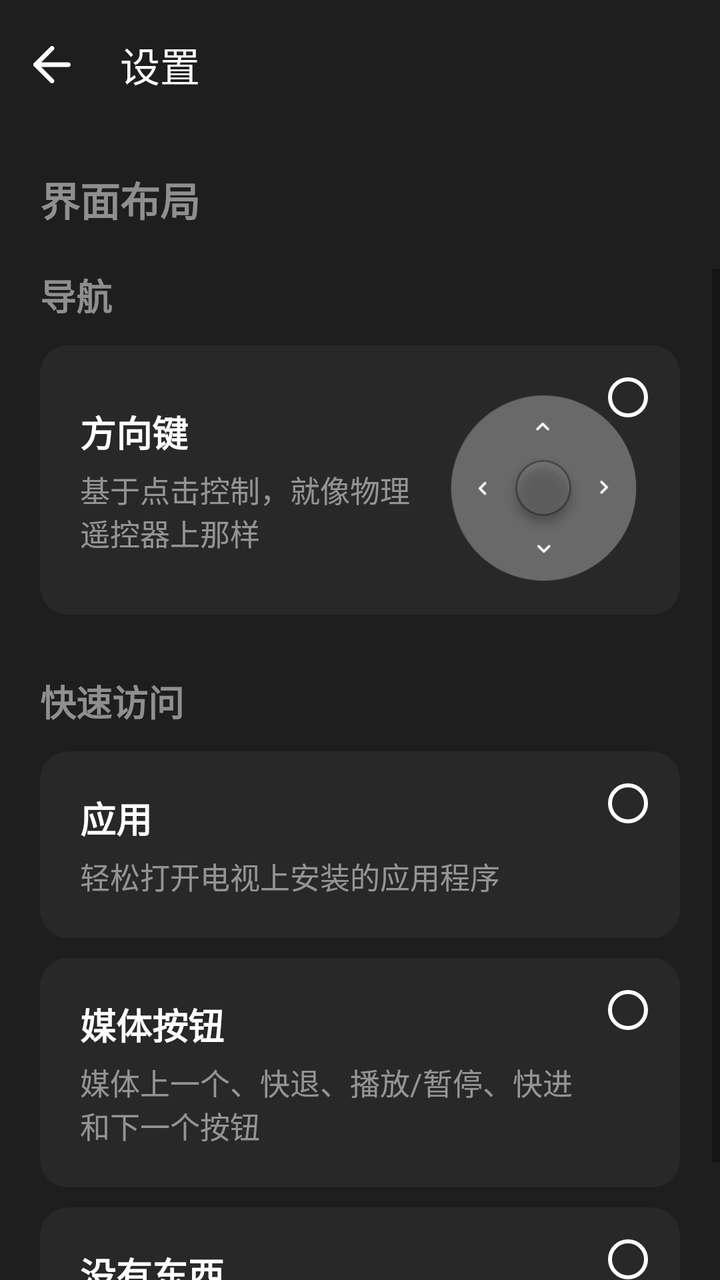
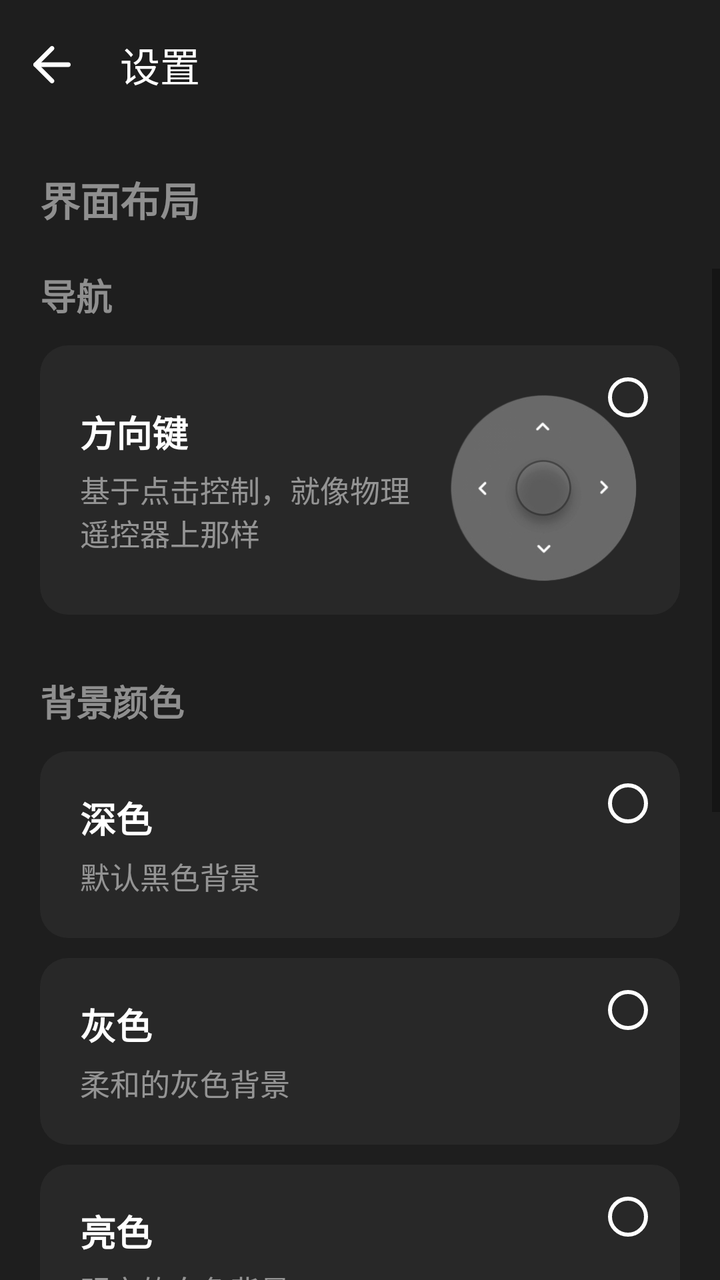

Two renders of the same Android screen: before a commit and after it. Below are the layout's source before the change and the commit's diff.
<!-- AndroidManifest.xml: application theme Theme.ADBTVRemoteControl -->
<!-- res/layout/activity_setting_layout.xml -->
<?xml version="1.0" encoding="utf-8"?>
<LinearLayout xmlns:android="http://schemas.android.com/apk/res/android"
    xmlns:app="http://schemas.android.com/apk/res-auto"
    xmlns:tools="http://schemas.android.com/tools"
    android:id="@+id/main"
    android:layout_width="match_parent"
    android:layout_height="match_parent"
    android:background="@color/main_bg_color"
    android:orientation="vertical"
    tools:context=".activity.settings.SettingLayoutActivity">

    <androidx.appcompat.widget.Toolbar
        android:layout_width="match_parent"

        android:layout_height="65dp"
        android:background="?attr/colorPrimary"
        android:minHeight="?attr/actionBarSize"
        android:theme="?attr/actionBarTheme"
        app:contentInsetStart="0dp">

        <ImageButton
            android:id="@+id/btn_setting_layout_back"
            android:layout_width="60dp"
            android:layout_height="60dp"
            android:background="@drawable/background_btn_back_arrow"
            android:contentDescription="@string/text_return"
            android:scaleType="fitCenter"
            app:srcCompat="@drawable/ic_arrow_left"
            app:tint="@color/text_color" />

        <TextView
            android:layout_width="wrap_content"
            android:layout_height="wrap_content"
            android:text="@string/text_setting"
            android:textColor="@color/text_color"
            android:textSize="20sp" />

    </androidx.appcompat.widget.Toolbar>

    <TextView
        android:layout_width="match_parent"
        android:layout_height="wrap_content"
        android:padding="20dp"
        android:text="@string/text_layout"
        android:textColor="@color/text_color_gray"
        android:textSize="20sp"
        android:textStyle="bold" />

    <ScrollView
        android:layout_width="match_parent"
        android:layout_height="match_parent">

        <LinearLayout
            android:layout_width="match_parent"
            android:layout_height="wrap_content"
            android:orientation="vertical">

            <LinearLayout
                android:layout_width="match_parent"
                android:layout_height="wrap_content"
                android:layout_marginBottom="20dp"
                android:orientation="vertical"
                android:paddingStart="20dp"
                android:paddingEnd="20dp">

                <TextView
                    android:layout_width="match_parent"
                    android:layout_height="wrap_content"
                    android:layout_marginBottom="12dp"
                    android:text="@string/text_navigation"
                    android:textColor="@color/text_color_gray"
                    android:textSize="18sp"
                    android:textStyle="bold" />

                <androidx.constraintlayout.widget.ConstraintLayout
                    android:id="@+id/layout_direction_key"
                    android:layout_width="match_parent"
                    android:layout_height="wrap_content"
                    android:layout_marginBottom="10dp"
                    android:background="@drawable/background_4border"
                    android:clickable="true"
                    android:focusable="true">

                    <TextView
                        android:id="@+id/direction_key"
                        android:layout_width="wrap_content"
                        android:layout_height="wrap_content"
                        android:layout_marginStart="10dp"
                        android:layout_marginTop="20dp"
                        android:text="@string/text_direction_key"
                        android:textColor="@color/text_color"
                        android:textSize="18sp"
                        android:textStyle="bold"
                        app:layout_constraintStart_toStartOf="parent"
                        app:layout_constraintTop_toTopOf="parent" />

                    <ImageView
                        android:id="@+id/iv_d_panel"
                        android:layout_width="100dp"
                        android:layout_height="100dp"
                        android:layout_marginStart="6dp"
                        android:layout_marginTop="10dp"
                        android:layout_marginEnd="10dp"
                        app:layout_constraintBottom_toBottomOf="parent"
                        app:layout_constraintEnd_toEndOf="parent"
                        app:layout_constraintTop_toTopOf="parent"
                        app:srcCompat="@drawable/ic_d_panel" />

                    <RadioButton
                        android:id="@+id/rb_direction_key"
                        android:layout_width="wrap_content"
                        android:layout_height="wrap_content"
                        android:theme="@style/MyRadioButton"
                        app:layout_constraintEnd_toEndOf="parent"
                        app:layout_constraintTop_toTopOf="parent" />

                    <TextView
                        android:layout_width="0dp"
                        android:layout_height="wrap_content"
                        android:layout_marginStart="10dp"
                        android:layout_marginBottom="20dp"
                        android:layout_marginTop="5dp"
                        android:layout_marginEnd="10dp"
                        android:text="@string/text_desc__direction_key"
                        android:textColor="@color/text_color_gray"
                        android:textSize="15sp"
                        app:layout_constraintBottom_toBottomOf="parent"
                        app:layout_constraintEnd_toStartOf="@+id/iv_d_panel"
                        app:layout_constraintStart_toStartOf="parent"
                        app:layout_constraintTop_toBottomOf="@+id/direction_key" />


                </androidx.constraintlayout.widget.ConstraintLayout>

            </LinearLayout>

            <LinearLayout
                android:layout_width="match_parent"
                android:layout_height="wrap_content"
                android:orientation="vertical"
                android:paddingStart="20dp"
                android:paddingEnd="20dp">

                <TextView
                    android:layout_width="match_parent"
                    android:layout_height="wrap_content"
                    android:layout_marginBottom="12dp"
                    android:text="@string/text_quick_access"
                    android:textColor="@color/text_color_gray"
                    android:textSize="18sp"
                    android:textStyle="bold" />

                <androidx.constraintlayout.widget.ConstraintLayout
                    android:id="@+id/layout_tv_app"
                    android:layout_width="match_parent"
                    android:layout_height="wrap_content"
                    android:layout_marginBottom="10dp"
                    android:background="@drawable/background_4border"
                    android:clickable="true"
                    android:focusable="true">

                    <TextView
                        android:id="@+id/tv_app"
                        android:layout_width="wrap_content"
                        android:layout_height="wrap_content"
                        android:layout_marginStart="10dp"
                        android:layout_marginTop="10dp"
                        android:text="@string/text_app"
                        android:textColor="@color/text_color"
                        android:textSize="18sp"
                        android:textStyle="bold"
                        app:layout_constraintStart_toStartOf="parent"
                        app:layout_constraintTop_toTopOf="parent" />

                    <RadioButton
                        android:id="@+id/rb_tv_app"
                        android:layout_width="wrap_content"
                        android:layout_height="wrap_content"
                        android:theme="@style/MyRadioButton"
                        app:layout_constraintEnd_toEndOf="parent"
                        app:layout_constraintTop_toTopOf="parent" />

                    <TextView
                        android:layout_width="0dp"
                        android:layout_height="wrap_content"
                        android:layout_marginStart="10dp"
                        android:layout_marginTop="5dp"
                        android:layout_marginBottom="10dp"
                        android:text="@string/text_desc_app"
                        android:textColor="@color/text_color_gray"
                        android:textSize="15sp"
                        app:layout_constraintBottom_toBottomOf="parent"
                        app:layout_constraintEnd_toEndOf="parent"
                        app:layout_constraintStart_toStartOf="parent"
                        app:layout_constraintTop_toBottomOf="@+id/tv_app" />


                </androidx.constraintlayout.widget.ConstraintLayout>

                <androidx.constraintlayout.widget.ConstraintLayout
                    android:id="@+id/layout_media_button"
                    android:layout_width="match_parent"
                    android:layout_height="wrap_content"
                    android:layout_marginBottom="10dp"
                    android:background="@drawable/background_4border"
                    android:clickable="true"
                    android:focusable="true">


                    <TextView
                        android:id="@+id/tv_media_button"
                        android:layout_width="wrap_content"
                        android:layout_height="wrap_content"
                        android:text="@string/text_media_button"
                        android:layout_marginStart="10dp"
                        android:layout_marginTop="10dp"
                        android:textColor="@color/text_color"
                        android:textSize="18sp"
                        android:textStyle="bold"
                        app:layout_constraintStart_toStartOf="parent"
                        app:layout_constraintTop_toTopOf="parent" />

                    <RadioButton
                        android:id="@+id/rb_media_button"
                        android:layout_width="wrap_content"
                        android:layout_height="wrap_content"
                        android:theme="@style/MyRadioButton"
                        app:layout_constraintEnd_toEndOf="parent"
                        app:layout_constraintTop_toTopOf="parent" />

                    <TextView
                        android:layout_width="0dp"
                        android:layout_height="wrap_content"
                        android:layout_marginStart="10dp"
                        android:layout_marginTop="5dp"
                        android:layout_marginBottom="10dp"
                        android:paddingStart="0dp"
                        android:paddingEnd="30dp"
                        android:text="@string/text_desc_media_button"
                        android:textColor="@color/text_color_gray"
                        android:textSize="15sp"
                        app:layout_constraintBottom_toBottomOf="parent"
                        app:layout_constraintEnd_toEndOf="parent"
                        app:layout_constraintStart_toStartOf="parent"
                        app:layout_constraintTop_toBottomOf="@+id/tv_media_button" />


                </androidx.constraintlayout.widget.ConstraintLayout>


                <androidx.constraintlayout.widget.ConstraintLayout
                    android:id="@+id/layout_none"
                    android:layout_width="match_parent"
                    android:layout_height="wrap_content"
                    android:layout_marginBottom="10dp"
                    android:background="@drawable/background_4border"
                    android:clickable="true"
                    android:focusable="true">


                    <TextView
                        android:id="@+id/noting"
                        android:layout_width="wrap_content"
                        android:layout_height="wrap_content"
                        android:text="@string/text_noting"
                        android:textColor="@color/text_color"
                        android:textSize="18sp"
                        android:layout_marginStart="10dp"
                        android:layout_marginTop="10dp"
                        android:textStyle="bold"
                        app:layout_constraintStart_toStartOf="parent"
                        app:layout_constraintTop_toTopOf="parent" />

                    <RadioButton
                        android:id="@+id/rb_none"
                        android:layout_width="wrap_content"
                        android:layout_height="wrap_content"
                        android:theme="@style/MyRadioButton"
                        app:layout_constraintEnd_toEndOf="parent"
                        app:layout_constraintTop_toTopOf="parent" />

                    <TextView
                        android:layout_width="0dp"
                        android:layout_height="wrap_content"
                        android:layout_marginStart="10dp"
                        android:layout_marginTop="5dp"
                        android:layout_marginBottom="10dp"
                        android:paddingStart="0dp"
                        android:paddingEnd="20dp"
                        android:text="@string/text_desc_noting"
                        android:textColor="@color/text_color_gray"
                        android:textSize="15sp"
                        app:layout_constraintBottom_toBottomOf="parent"
                        app:layout_constraintEnd_toEndOf="parent"
                        app:layout_constraintStart_toStartOf="parent"
                        app:layout_constraintTop_toBottomOf="@+id/noting" />


                </androidx.constraintlayout.widget.ConstraintLayout>
            </LinearLayout>

        </LinearLayout>
    </ScrollView>

</LinearLayout>
<!-- resources referenced by this layout -->
<resources>
  <color name="main_bg_color">#1E1E1E</color>
  <color name="text_color">#FFFFFF</color>
  <color name="text_color_gray">#80FFFFFF</color>
  <!-- drawable background_4border (drawable) -->
  <?xml version="1.0" encoding="utf-8"?>
  <selector xmlns:android="http://schemas.android.com/apk/res/android">
      <item android:state_pressed="false">
          <shape>
              <corners android:radius="14dp" />
              <solid android:color="@color/layout_btn_bg_color" />
              <padding android:top="10dp" android:bottom="10dp" android:left="10dp" android:right="10dp" />
          </shape>
      </item>
      <item android:state_pressed="true">
          <shape>
              <corners android:radius="14dp" />
              <solid android:color="@color/btn_press_bg_color" />
              <stroke android:color="@color/layout_checked_border4_color"  android:width="1dp" />
              <padding android:top="10dp" android:bottom="10dp" android:left="10dp" android:right="10dp" />
          </shape>
      </item>
  </selector>
  <!-- drawable background_btn_back_arrow (drawable) -->
  <?xml version="1.0" encoding="utf-8"?>
  <selector xmlns:android="http://schemas.android.com/apk/res/android">
      <item android:state_pressed="false">
          <shape android:shape="rectangle">
              <corners android:radius="360dip" />
              <padding android:bottom="16dp" android:left="8dp" android:right="16dp" android:top="16dp" />
          </shape>
      </item>
      <item android:state_pressed="true">
          <shape android:shape="rectangle">
              <solid android:color="@color/btn_bg_color" />
              <corners android:radius="360dip" />
              <padding android:bottom="16dp" android:left="8dp" android:right="16dp" android:top="16dp" />
          </shape>
      </item>
  </selector>
  <!-- drawable ic_arrow_left (drawable) -->
  <?xml version="1.0" encoding="utf-8"?>
  <vector xmlns:android="http://schemas.android.com/apk/res/android"
      android:width="100dp"
      android:height="100dp"
      android:viewportWidth="1024"
      android:viewportHeight="1024">
  
      <path
          android:fillColor="#000000"
          android:pathData="M810.667,554.667 L213.333,554.667 C187.733,554.667,170.667,537.6,170.667,512
          S187.734,469.333,213.334,469.333 L810.667,469.333
          C836.267,469.333,853.334,486.4,853.334,512 S836.267,554.667,810.667,554.667 Z" />
      <path
          android:fillColor="#000000"
          android:pathData="M512,853.333 C499.2,853.333,490.667,849.067,482.133,840.533 L183.466,541.866
          C166.399,524.799,166.399,499.199,183.466,482.133 L482.133,183.466
          C499.2,166.399,524.8,166.399,541.866,183.466 S558.933,226.133,541.866,243.199
          L273.067,512 L541.867,780.8 C558.934,797.867,558.934,823.467,541.867,840.533
          C533.334,849.066,524.8,853.333,512,853.333 Z" />
  </vector>
  <string name="text_app">应用</string>
  <string name="text_desc_noting">导航的大小将增加</string>
  <string name="text_direction_key">方向键</string>
  <string name="text_layout">界面布局</string>
  <string name="text_media_button">媒体按钮</string>
  <string name="text_navigation">导航</string>
  <string name="text_noting">没有东西</string>
  <string name="text_quick_access">快速访问</string>
  <string name="text_return">返回</string>
  <string name="text_setting">设置</string>
  <color name="layout_btn_bg_color">#282828</color>
  <color name="btn_press_bg_color">#e0484848</color>
  <color name="btn_bg_color">#363636</color>
  <color name="purple_700">#FF3700B3</color>
  <color name="white">#FFFFFFFF</color>
  <color name="teal_200">#FF03DAC5</color>
  <color name="teal_700">#FF018786</color>
  <color name="black">#FF000000</color>
  <!-- unchanged entries left out for length: 8 -->
</resources>

<!-- the commit's change to res/layout/activity_setting_layout.xml (unified diff, before → after) -->
@@ -137,6 +137,163 @@
             <LinearLayout
                 android:layout_width="match_parent"
                 android:layout_height="wrap_content"
+                android:layout_marginBottom="20dp"
+                android:orientation="vertical"
+                android:paddingStart="20dp"
+                android:paddingEnd="20dp">
+
+                <TextView
+                    android:layout_width="match_parent"
+                    android:layout_height="wrap_content"
+                    android:layout_marginBottom="12dp"
+                    android:text="@string/text_background_color"
+                    android:textColor="@color/text_color_gray"
+                    android:textSize="18sp"
+                    android:textStyle="bold" />
+
+                <androidx.constraintlayout.widget.ConstraintLayout
+                    android:id="@+id/layout_bg_dark"
+                    android:layout_width="match_parent"
+                    android:layout_height="wrap_content"
+                    android:layout_marginBottom="10dp"
+                    android:background="@drawable/background_4border"
+                    android:clickable="true"
+                    android:focusable="true">
+
+                    <TextView
+                        android:id="@+id/tv_bg_dark"
+                        android:layout_width="wrap_content"
+                        android:layout_height="wrap_content"
+                        android:layout_marginStart="10dp"
+                        android:layout_marginTop="10dp"
+                        android:text="@string/text_bg_dark"
+                        android:textColor="@color/text_color"
+                        android:textSize="18sp"
+                        android:textStyle="bold"
+                        app:layout_constraintStart_toStartOf="parent"
+                        app:layout_constraintTop_toTopOf="parent" />
+
+                    <RadioButton
+                        android:id="@+id/rb_bg_dark"
+                        android:layout_width="wrap_content"
+                        android:layout_height="wrap_content"
+                        android:theme="@style/MyRadioButton"
+                        app:layout_constraintEnd_toEndOf="parent"
+                        app:layout_constraintTop_toTopOf="parent" />
+
+                    <TextView
+                        android:layout_width="0dp"
+                        android:layout_height="wrap_content"
+                        android:layout_marginStart="10dp"
+                        android:layout_marginTop="5dp"
+                        android:layout_marginBottom="10dp"
+                        android:text="@string/text_desc_bg_dark"
+                        android:textColor="@color/text_color_gray"
+                        android:textSize="15sp"
+                        app:layout_constraintBottom_toBottomOf="parent"
+                        app:layout_constraintEnd_toEndOf="parent"
+                        app:layout_constraintStart_toStartOf="parent"
+                        app:layout_constraintTop_toBottomOf="@+id/tv_bg_dark" />
+
+                </androidx.constraintlayout.widget.ConstraintLayout>
+
+                <androidx.constraintlayout.widget.ConstraintLayout
+                    android:id="@+id/layout_bg_gray"
+                    android:layout_width="match_parent"
+                    android:layout_height="wrap_content"
+                    android:layout_marginBottom="10dp"
+                    android:background="@drawable/background_4border"
+                    android:clickable="true"
+                    android:focusable="true">
+
+                    <TextView
+                        android:id="@+id/tv_bg_gray"
+                        android:layout_width="wrap_content"
+                        android:layout_height="wrap_content"
+                        android:layout_marginStart="10dp"
+                        android:layout_marginTop="10dp"
+                        android:text="@string/text_bg_gray"
+                        android:textColor="@color/text_color"
+                        android:textSize="18sp"
+                        android:textStyle="bold"
+                        app:layout_constraintStart_toStartOf="parent"
+                        app:layout_constraintTop_toTopOf="parent" />
+
+                    <RadioButton
+                        android:id="@+id/rb_bg_gray"
+                        android:layout_width="wrap_content"
+                        android:layout_height="wrap_content"
+                        android:theme="@style/MyRadioButton"
+                        app:layout_constraintEnd_toEndOf="parent"
+                        app:layout_constraintTop_toTopOf="parent" />
+
+                    <TextView
+                        android:layout_width="0dp"
+                        android:layout_height="wrap_content"
+                        android:layout_marginStart="10dp"
+                        android:layout_marginTop="5dp"
+                        android:layout_marginBottom="10dp"
+                        android:text="@string/text_desc_bg_gray"
+                        android:textColor="@color/text_color_gray"
+                        android:textSize="15sp"
+                        app:layout_constraintBottom_toBottomOf="parent"
+                        app:layout_constraintEnd_toEndOf="parent"
+                        app:layout_constraintStart_toStartOf="parent"
+                        app:layout_constraintTop_toBottomOf="@+id/tv_bg_gray" />
+
+                </androidx.constraintlayout.widget.ConstraintLayout>
+
+                <androidx.constraintlayout.widget.ConstraintLayout
+                    android:id="@+id/layout_bg_light"
+                    android:layout_width="match_parent"
+                    android:layout_height="wrap_content"
+                    android:layout_marginBottom="10dp"
+                    android:background="@drawable/background_4border"
+                    android:clickable="true"
+                    android:focusable="true">
+
+                    <TextView
+                        android:id="@+id/tv_bg_light"
+                        android:layout_width="wrap_content"
+                        android:layout_height="wrap_content"
+                        android:layout_marginStart="10dp"
+                        android:layout_marginTop="10dp"
+                        android:text="@string/text_bg_light"
+                        android:textColor="@color/text_color"
+                        android:textSize="18sp"
+                        android:textStyle="bold"
+                        app:layout_constraintStart_toStartOf="parent"
+                        app:layout_constraintTop_toTopOf="parent" />
+
+                    <RadioButton
+                        android:id="@+id/rb_bg_light"
+                        android:layout_width="wrap_content"
+                        android:layout_height="wrap_content"
+                        android:theme="@style/MyRadioButton"
+                        app:layout_constraintEnd_toEndOf="parent"
+                        app:layout_constraintTop_toTopOf="parent" />
+
+                    <TextView
+                        android:layout_width="0dp"
+                        android:layout_height="wrap_content"
+                        android:layout_marginStart="10dp"
+                        android:layout_marginTop="5dp"
+                        android:layout_marginBottom="10dp"
+                        android:text="@string/text_desc_bg_light"
+                        android:textColor="@color/text_color_gray"
+                        android:textSize="15sp"
+                        app:layout_constraintBottom_toBottomOf="parent"
+                        app:layout_constraintEnd_toEndOf="parent"
+                        app:layout_constraintStart_toStartOf="parent"
+                        app:layout_constraintTop_toBottomOf="@+id/tv_bg_light" />
+
+                </androidx.constraintlayout.widget.ConstraintLayout>
+
+            </LinearLayout>
+
+            <LinearLayout
+                android:layout_width="match_parent"
+                android:layout_height="wrap_content"
                 android:orientation="vertical"
                 android:paddingStart="20dp"
                 android:paddingEnd="20dp">
<!-- resource entries referenced after the edit -->
@@ -5,6 +5,7 @@
   <color name="text_color_gray">#80FFFFFF</color>
   <!-- drawable background_4border (drawable) -->
   <?xml version="1.0" encoding="utf-8"?>
+  
   <selector xmlns:android="http://schemas.android.com/apk/res/android">
       <item android:state_pressed="false">
           <shape>
@@ -24,6 +25,7 @@
   </selector>
   <!-- drawable background_btn_back_arrow (drawable) -->
   <?xml version="1.0" encoding="utf-8"?>
+  
   <selector xmlns:android="http://schemas.android.com/apk/res/android">
       <item android:state_pressed="false">
           <shape android:shape="rectangle">
@@ -41,6 +43,7 @@
   </selector>
   <!-- drawable ic_arrow_left (drawable) -->
   <?xml version="1.0" encoding="utf-8"?>
+  
   <vector xmlns:android="http://schemas.android.com/apk/res/android"
       android:width="100dp"
       android:height="100dp"
@@ -61,6 +64,13 @@
           C533.334,849.066,524.8,853.333,512,853.333 Z" />
   </vector>
   <string name="text_app">应用</string>
+  <string name="text_background_color">背景颜色</string>
+  <string name="text_bg_dark">深色</string>
+  <string name="text_bg_gray">灰色</string>
+  <string name="text_bg_light">亮色</string>
+  <string name="text_desc_bg_dark">默认黑色背景</string>
+  <string name="text_desc_bg_gray">柔和的灰色背景</string>
+  <string name="text_desc_bg_light">明亮的白色背景</string>
   <string name="text_desc_noting">导航的大小将增加</string>
   <string name="text_direction_key">方向键</string>
   <string name="text_layout">界面布局</string>
